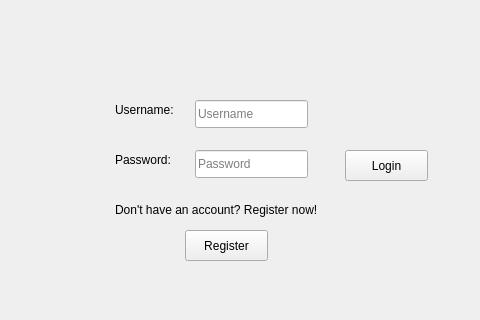
Before: the Qt Designer form client/forms/login.ui in Eric-dot-png/Project-OOM, drawn with Qt 5; both pictures show x 125 to 605 and y 130 to 450 of the 800 by 600 pixel window.
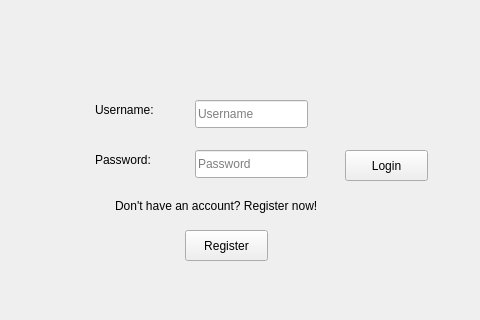
After: the same form once the commit is applied.

What changed in the file:
```diff
--- a/client/forms/login.ui
+++ b/client/forms/login.ui
@@ -16,9 +16,9 @@
   <widget class="QLabel" name="label">
    <property name="geometry">
     <rect>
-     <x>240</x>
+     <x>220</x>
      <y>230</y>
-     <width>71</width>
+     <width>91</width>
      <height>20</height>
     </rect>
    </property>
@@ -29,7 +29,7 @@
   <widget class="QLabel" name="label_2">
    <property name="geometry">
     <rect>
-     <x>240</x>
+     <x>220</x>
      <y>280</y>
      <width>91</width>
      <height>20</height>
@@ -43,9 +43,9 @@
    <property name="geometry">
     <rect>
      <x>240</x>
-     <y>330</y>
+     <y>320</y>
      <width>271</width>
-     <height>20</height>
+     <height>31</height>
     </rect>
    </property>
    <property name="toolTip">
```
